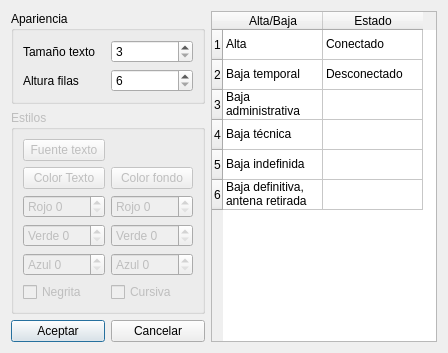
Qt form Dialogs/DlgLookConfig.ui (silderan/QMikPPPManager) before a commit.
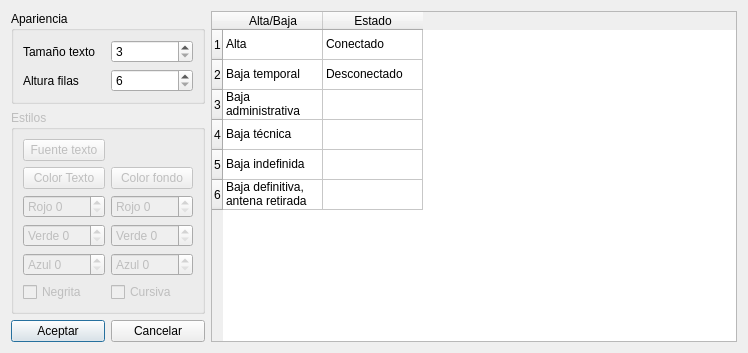
The same form after that commit.

The edit to the form file:
```diff
--- a/Dialogs/DlgLookConfig.ui
+++ b/Dialogs/DlgLookConfig.ui
@@ -6,8 +6,8 @@
    <rect>
     <x>0</x>
     <y>0</y>
-    <width>448</width>
-    <height>350</height>
+    <width>748</width>
+    <height>324</height>
    </rect>
   </property>
   <property name="windowTitle">
```
